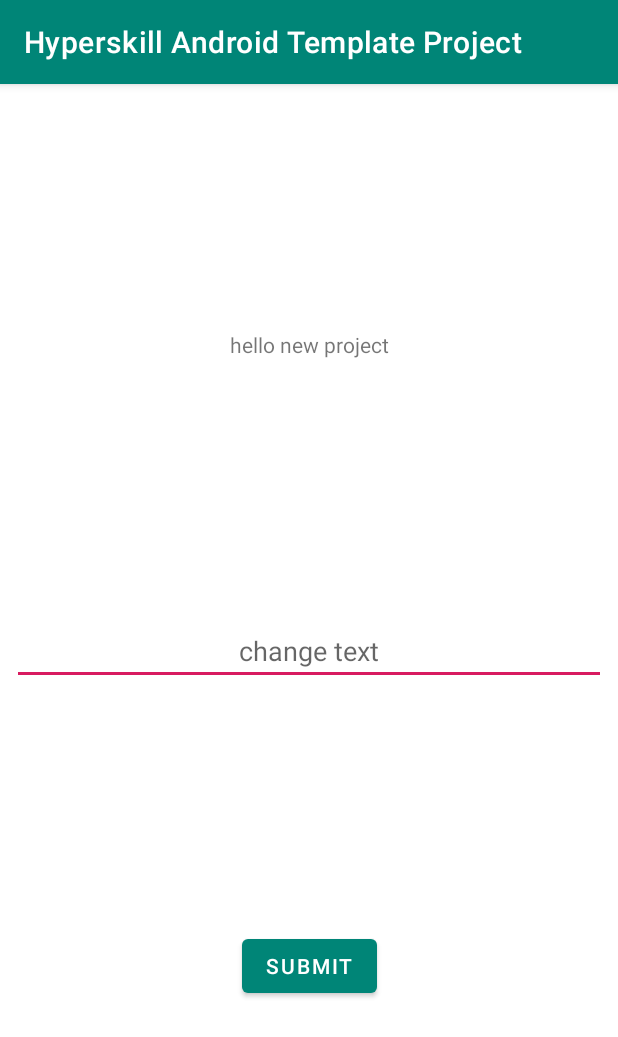
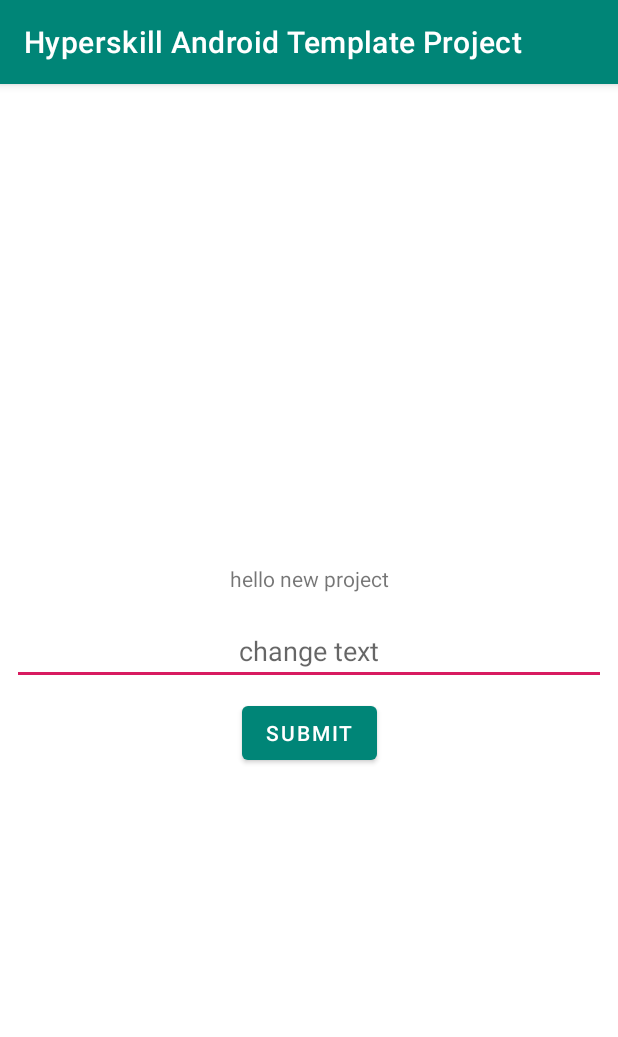
Before and after one commit to hyperskill/android-projects-template, an Android app: the screen it shows after launch (MainActivity), on a phone screen of 412 x 824 dp. Shown: the top 1037 px of the screen. Run offline under Robolectric (Android 15) with nearby library versions, the phone set to English and light mode, and no system bars.

Commit message:
pack layout

```diff
--- a/Project Name/stage1/src/main/res/layout/activity_main.xml
+++ b/Project Name/stage1/src/main/res/layout/activity_main.xml
@@ -2,47 +2,48 @@
 <androidx.constraintlayout.widget.ConstraintLayout
     xmlns:android="http://schemas.android.com/apk/res/android"
     xmlns:app="http://schemas.android.com/apk/res-auto"
+    xmlns:tools="http://schemas.android.com/tools"
     android:layout_width="match_parent"
-    android:layout_height="match_parent">
+    android:layout_height="match_parent"
+    >
 
     <TextView
         android:id="@+id/helloTv"
-        android:text="hello new project"
         android:layout_width="match_parent"
         android:layout_height="wrap_content"
         android:layout_margin="8dp"
         android:gravity="center"
+        android:text="hello new project"
+        app:layout_constraintBottom_toTopOf="@+id/inputEt"
+        app:layout_constraintEnd_toEndOf="parent"
+        app:layout_constraintStart_toStartOf="parent"
         app:layout_constraintTop_toTopOf="parent"
-        app:layout_constraintStart_toStartOf="parent"
-        app:layout_constraintEnd_toEndOf="parent"
-        app:layout_constraintBottom_toTopOf="@id/inputEt"
+        app:layout_constraintVertical_chainStyle="packed"
         />
 
 
     <EditText
         android:id="@+id/inputEt"
-        android:hint="change text"
-        android:layout_margin="8dp"
-        android:inputType="text"
-        android:gravity="center"
         android:layout_width="match_parent"
         android:layout_height="wrap_content"
-        app:layout_constraintTop_toBottomOf="@id/helloTv"
+        android:layout_margin="8dp"
+        android:gravity="center"
+        android:hint="change text"
+        android:inputType="text"
+        app:layout_constraintBottom_toTopOf="@+id/submitBtn"
+        app:layout_constraintEnd_toEndOf="parent"
         app:layout_constraintStart_toStartOf="parent"
-        app:layout_constraintEnd_toEndOf="parent"
-        app:layout_constraintBottom_toTopOf="@id/submitBtn"
-        />
+        app:layout_constraintTop_toBottomOf="@+id/helloTv" />
 
     <Button
         android:id="@+id/submitBtn"
-        android:text="submit"
         android:layout_width="wrap_content"
         android:layout_height="wrap_content"
-        app:layout_constraintTop_toBottomOf="@id/inputEt"
+        android:text="submit"
+        app:layout_constraintBottom_toBottomOf="parent"
+        app:layout_constraintEnd_toEndOf="parent"
         app:layout_constraintStart_toStartOf="parent"
-        app:layout_constraintEnd_toEndOf="parent"
-        app:layout_constraintBottom_toBottomOf="parent"
-        />
+        app:layout_constraintTop_toBottomOf="@+id/inputEt" />
 
 
 </androidx.constraintlayout.widget.ConstraintLayout>
```
